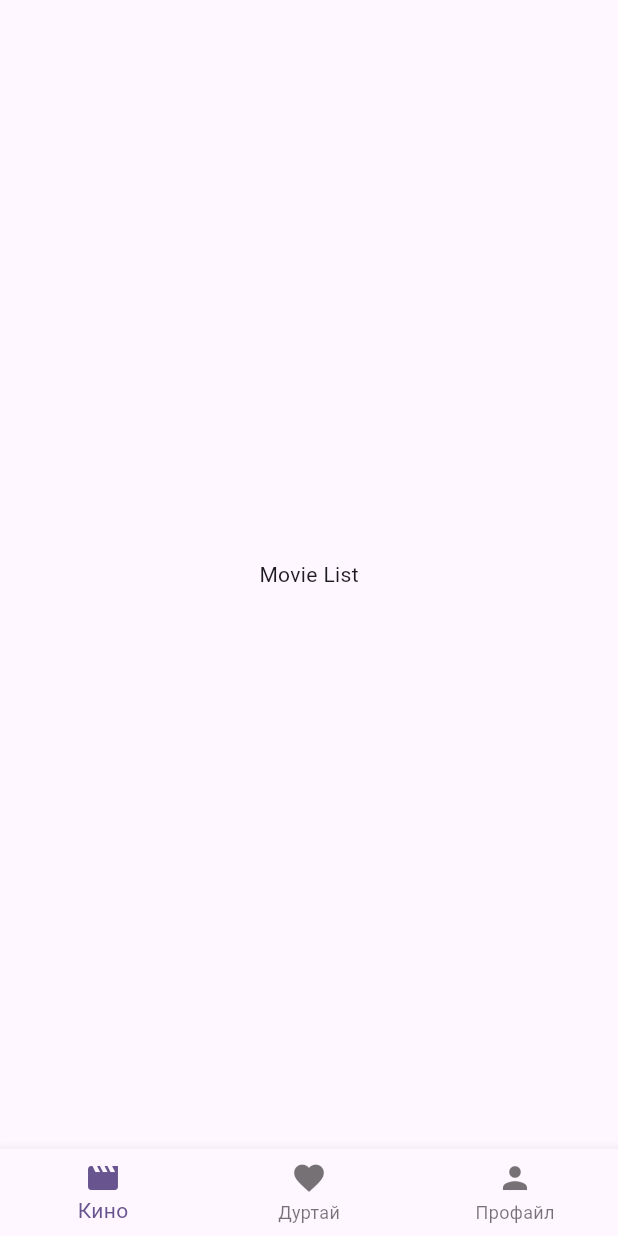
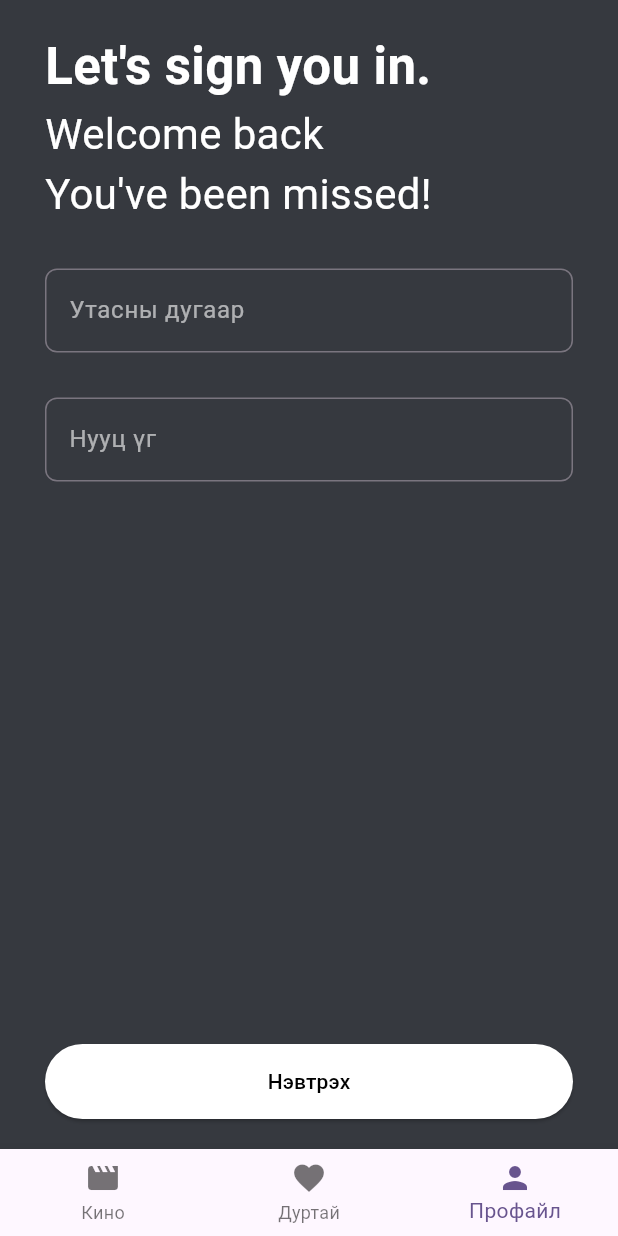
Before and after one commit to Silkway-13/flutter-movie, a Flutter app: the screen it shows after launch, on a phone screen of 412 x 824 dp. Run offline on Flutter 3.47's test engine with Material 3 defaults, Android fonts, the phone set to English and light mode, and no system bars.

Commit message:
feat: Login Page UI  done.

```diff
--- a/lib/screens/home.dart
+++ b/lib/screens/home.dart
@@ -11,7 +11,7 @@ class HomePage extends StatefulWidget {
 }
 
 class _HomePageState extends State<HomePage> {
-  int _currentIndex = 0;
+  int _currentIndex = 2;
   List<Widget> _totalPage = [MoviesPage(), WishListPage(), ProfilePage()];
 
   void _setCurrentIndex(int val) {
@@ -23,7 +23,10 @@ class _HomePageState extends State<HomePage> {
   @override
   Widget build(BuildContext context) {
     return Scaffold(
-      body: _totalPage[_currentIndex],
+      backgroundColor: Color(0xff36393f),
+      body: SafeArea(
+        child: _totalPage[_currentIndex],
+      ),
       bottomNavigationBar: BottomNavigationBar(
         currentIndex: _currentIndex,
         onTap: _setCurrentIndex,
--- /dev/null
+++ b/lib/screens/login.dart
@@ -0,0 +1,109 @@
+import 'package:flutter/material.dart';
+import 'package:flutter/widgets.dart';
+
+class LoginPage extends StatefulWidget {
+  const LoginPage({super.key});
+
+  @override
+  State<LoginPage> createState() => _LoginPageState();
+}
+
+class _LoginPageState extends State<LoginPage> {
+  bool _isLogged = false;
+  final _formKey = GlobalKey<FormState>();
+  final _phoneController = TextEditingController();
+  final _passwordController = TextEditingController();
+
+  void _onSubmit() {
+    if (_formKey.currentState!.validate()) {
+      print("logged in");
+    }
+  }
+
+  @override
+  Widget build(BuildContext context) {
+    return Padding(
+        padding: EdgeInsets.symmetric(horizontal: 30, vertical: 20),
+        child: Form(
+            key: _formKey,
+            child: Column(
+              mainAxisAlignment: MainAxisAlignment.spaceBetween,
+              children: [
+                Column(
+                  crossAxisAlignment: CrossAxisAlignment.start,
+                  children: [
+                    Text(
+                      "Let's sign you in.",
+                      style: TextStyle(
+                          color: Colors.white,
+                          fontSize: 34,
+                          fontWeight: FontWeight.bold),
+                    ),
+                    Text(
+                      "Welcome back",
+                      style: TextStyle(color: Colors.white, fontSize: 28),
+                    ),
+                    Text(
+                      "You've been missed!",
+                      style: TextStyle(color: Colors.white, fontSize: 28),
+                    ),
+                    SizedBox(
+                      height: 30,
+                    ),
+                    TextFormField(
+                      controller: _phoneController,
+                      validator: (value) {
+                        if (value == null || value.isEmpty) {
+                          return "Утасны дугаараа оруулна уу!";
+                        }
+                        return null;
+                      },
+                      decoration: InputDecoration(
+                        border: OutlineInputBorder(
+                          borderRadius: BorderRadius.circular(8),
+                          borderSide: BorderSide(
+                              color: Colors.white.withOpacity(0.9), width: 1),
+                        ),
+                        label: Text("Утасны дугаар"),
+                        labelStyle:
+                            TextStyle(color: Colors.white.withOpacity(0.6)),
+                      ),
+                      style: TextStyle(color: Colors.white),
+                    ),
+                    SizedBox(
+                      height: 30,
+                    ),
+                    TextFormField(
+                      controller: _passwordController,
+                      obscureText: true,
+                      decoration: InputDecoration(
+                        border: OutlineInputBorder(
+                          borderRadius: BorderRadius.circular(8),
+                          borderSide: BorderSide(
+                              color: Colors.white.withOpacity(0.9), width: 1),
+                        ),
+                        label: Text("Нууц үг"),
+                        labelStyle:
+                            TextStyle(color: Colors.white.withOpacity(0.6)),
+                      ),
+                      style: TextStyle(color: Colors.white),
+                    ),
+                  ],
+                ),
+                SizedBox(
+                  height: 50,
+                  width: double.infinity,
+                  child: ElevatedButton(
+                      style: ButtonStyle(
+                        backgroundColor:
+                            MaterialStateProperty.all(Colors.white),
+                        foregroundColor:
+                            MaterialStateProperty.all(Colors.black),
+                      ),
+                      onPressed: _onSubmit,
+                      child: Text("Нэвтрэх")),
+                )
+              ],
+            )));
+  }
+}
--- a/lib/screens/profile.dart
+++ b/lib/screens/profile.dart
@@ -1,4 +1,5 @@
 import 'package:flutter/material.dart';
+import 'package:movieapp/screens/login.dart';
 
 class ProfilePage extends StatefulWidget {
   const ProfilePage({super.key});
@@ -10,8 +11,6 @@ class ProfilePage extends StatefulWidget {
 class _ProfilePageState extends State<ProfilePage> {
   @override
   Widget build(BuildContext context) {
-    return Center(
-      child: Text("Login Page"),
-    );
+    return LoginPage();
   }
 }
```
